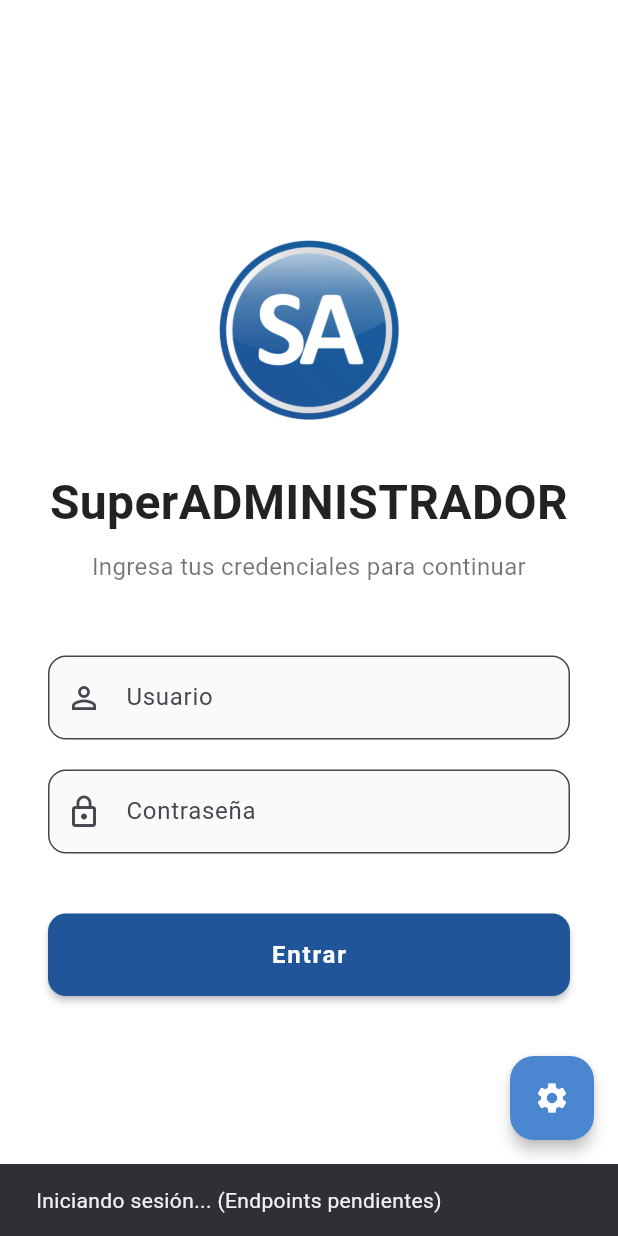
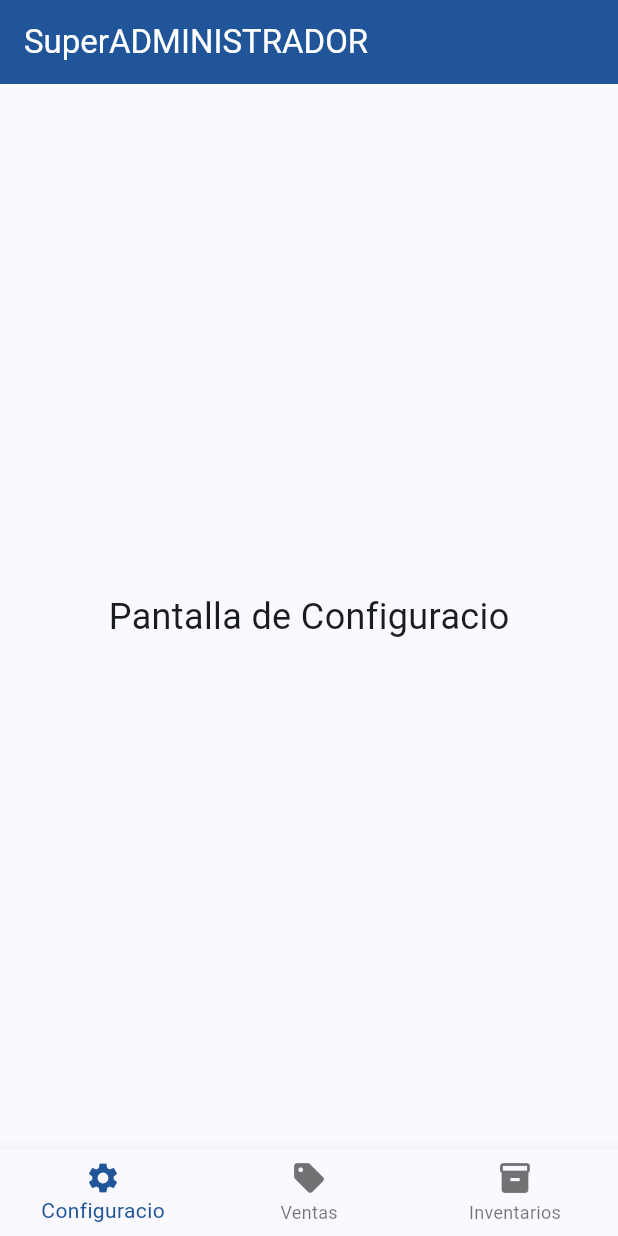
Before and after one commit to pinponross/openclaw_test, a Flutter app: the screen it shows after launch, after a tap on "Entrar", on a phone screen of 412 x 824 dp. Run offline on Flutter 3.47's test engine with Material 3 defaults, Android fonts, the phone set to English and light mode, and no system bars.

Commit message:
feat: implementar navegacion a PrincipalScreen con BottomNavigationBar

```diff
--- a/lib/login_screen.dart
+++ b/lib/login_screen.dart
@@ -1,5 +1,6 @@
 import 'package:flutter/material.dart';
 import 'config_app_screen.dart';
+import 'principal_screen.dart';
 
 class LoginScreen extends StatefulWidget {
   const LoginScreen({super.key});
@@ -26,9 +27,11 @@ class _LoginScreenState extends State<LoginScreen> {
 
     debugPrint('Intento de inicio de sesión - Usuario: $username');
 
-    // Por ahora, solo mostramos un aviso visual simple
-    ScaffoldMessenger.of(context).showSnackBar(
-      const SnackBar(content: Text('Iniciando sesión... (Endpoints pendientes)')),
+    // Navegación a la pantalla principal
+    Navigator.of(context).pushReplacement(
+      MaterialPageRoute(
+        builder: (context) => const PrincipalScreen(),
+      ),
     );
   }
 
--- /dev/null
+++ b/lib/principal_screen.dart
@@ -0,0 +1,55 @@
+import 'package:flutter/material.dart';
+
+class PrincipalScreen extends StatefulWidget {
+  const PrincipalScreen({super.key});
+
+  @override
+  State<PrincipalScreen> createState() => _PrincipalScreenState();
+}
+
+class _PrincipalScreenState extends State<PrincipalScreen> {
+  int _selectedIndex = 0;
+
+  static const List<Widget> _widgetOptions = <Widget>[
+    Center(child: Text('Pantalla de Configuracio', style: TextStyle(fontSize: 24))),
+    Center(child: Text('Pantalla de Ventas', style: TextStyle(fontSize: 24))),
+    Center(child: Text('Pantalla de Inventarios', style: TextStyle(fontSize: 24))),
+  ];
+
+  void _onItemTapped(int index) {
+    setState(() {
+      _selectedIndex = index;
+    });
+  }
+
+  @override
+  Widget build(BuildContext context) {
+    return Scaffold(
+      appBar: AppBar(
+        title: const Text('SuperADMINISTRADOR'),
+        backgroundColor: Theme.of(context).colorScheme.primary,
+        foregroundColor: Colors.white,
+      ),
+      body: _widgetOptions.elementAt(_selectedIndex),
+      bottomNavigationBar: BottomNavigationBar(
+        items: const <BottomNavigationBarItem>[
+          BottomNavigationBarItem(
+            icon: Icon(Icons.settings),
+            label: 'Configuracio',
+          ),
+          BottomNavigationBarItem(
+            icon: Icon(Icons.sell),
+            label: 'Ventas',
+          ),
+          BottomNavigationBarItem(
+            icon: Icon(Icons.inventory),
+            label: 'Inventarios',
+          ),
+        ],
+        currentIndex: _selectedIndex,
+        selectedItemColor: Theme.of(context).colorScheme.primary,
+        onTap: _onItemTapped,
+      ),
+    );
+  }
+}
```
